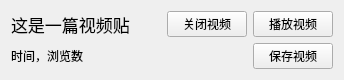
First picture: the form in resf/thread_video_item.ui, repository clb-128258/TiebaDesktop, before the edit.
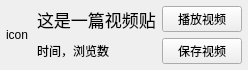
Second picture: the form after the edit.

Commit message: (improve) webview video player's features

```diff
--- a/resf/thread_video_item.ui
+++ b/resf/thread_video_item.ui
@@ -6,8 +6,8 @@
    <rect>
     <x>0</x>
     <y>0</y>
-    <width>344</width>
-    <height>72</height>
+    <width>247</width>
+    <height>68</height>
    </rect>
   </property>
   <property name="windowTitle">
@@ -17,18 +17,44 @@
    <string notr="true">QWidget{font-family: &quot;微软雅黑&quot;;}
 </string>
   </property>
-  <layout class="QGridLayout" name="gridLayout" columnstretch="1,0,0">
-   <item row="1" column="2">
-    <widget class="QPushButton" name="pushButton">
+  <layout class="QGridLayout" name="gridLayout_2">
+   <property name="leftMargin">
+    <number>6</number>
+   </property>
+   <property name="topMargin">
+    <number>6</number>
+   </property>
+   <property name="rightMargin">
+    <number>6</number>
+   </property>
+   <property name="bottomMargin">
+    <number>6</number>
+   </property>
+   <property name="horizontalSpacing">
+    <number>9</number>
+   </property>
+   <property name="verticalSpacing">
+    <number>6</number>
+   </property>
+   <item row="0" column="0">
+    <widget class="QLabel" name="label">
      <property name="text">
-      <string>保存视频</string>
+      <string>icon</string>
+     </property>
+     <property name="alignment">
+      <set>Qt::AlignCenter</set>
      </property>
     </widget>
    </item>
-   <item row="0" column="2">
-    <widget class="QPushButton" name="pushButton_2">
+   <item row="0" column="1">
+    <layout class="QGridLayout" name="gridLayout" columnstretch="1,0">
+     <property name="spacing">
+      <number>6</number>
+     </property>
+     <item row="1" column="0">
+      <widget class="QLabel" name="label_3">
      <property name="text">
-      <string>播放视频</string>
+        <string>时间，浏览数</string>
      </property>
     </widget>
    </item>
@@ -46,18 +72,20 @@
     </widget>
    </item>
    <item row="0" column="1">
-    <widget class="QPushButton" name="pushButton_3">
+      <widget class="QPushButton" name="pushButton_2">
      <property name="text">
-      <string>关闭视频</string>
+        <string>播放视频</string>
      </property>
     </widget>
    </item>
-   <item row="1" column="0" colspan="2">
-    <widget class="QLabel" name="label_3">
+     <item row="1" column="1">
+      <widget class="QPushButton" name="pushButton">
      <property name="text">
-      <string>时间，浏览数</string>
-     </property>
-    </widget>
+        <string>保存视频</string>
+       </property>
+      </widget>
+     </item>
+    </layout>
    </item>
   </layout>
  </widget>
```
Lines whose indentation alone changed are shown as unchanged. The commit also changes 8 other files.
